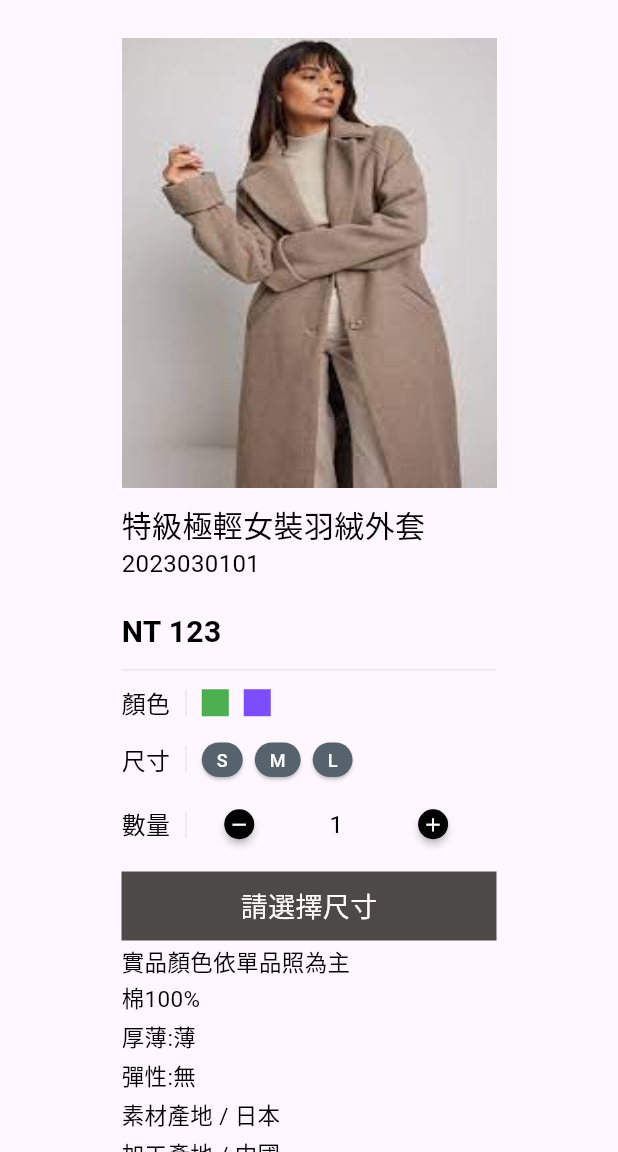
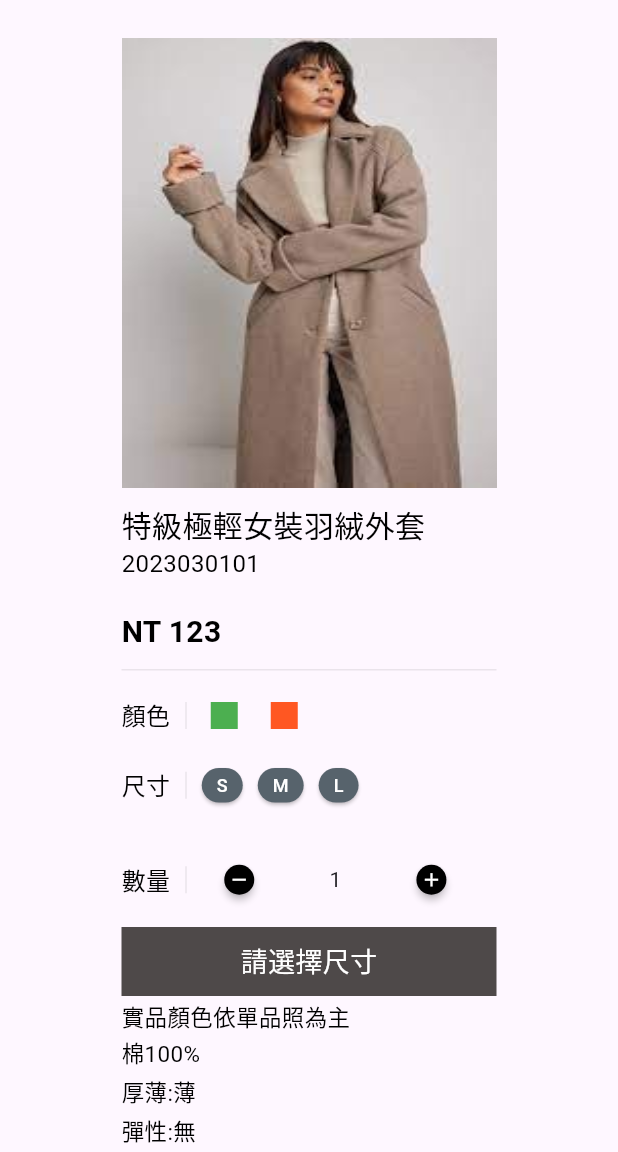
Before and after one commit to huang840801/appworks_school_flutter_program, a Flutter app: the screen it shows after launch, after a tap on "特級極輕女裝羽絨外套", on a phone screen of 412 x 824 dp, the part 84-1236 px from its top. Run offline on Flutter 3.47's test engine with Material 2 defaults, Android fonts, the phone set to English and light mode, and no system bars.

Commit message:
optimize ui

```diff
--- a/lib/detail_screen.dart
+++ b/lib/detail_screen.dart
@@ -57,10 +57,12 @@ class DetailScreen extends StatelessWidget {
                             const Text('顏色', style: TextStyle(color: Colors.black, fontSize: 16)),
                             const SizedBox(width: 10),
                             Container(color: const Color(0x19333333), height: 18, width: 1),
-                            const SizedBox(width: 10),
-                            Container(color: Colors.green, height: 18, width: 18),
-                            const SizedBox(width: 10),
-                            Container(color: Colors.deepPurpleAccent, height: 18, width: 18),
+                            const SizedBox(width: 5),
+                            SingleSelectColor(
+                              colorList: const [Colors.green, Colors.deepOrange],
+                              onSelect: (color) {
+                              },
+                            ),
                           ],
                         ),
                         const SizedBox(height: 15),
@@ -70,13 +72,14 @@ class DetailScreen extends StatelessWidget {
                             const SizedBox(width: 10),
                             Container(color: const Color(0x19333333), height: 18, width: 1),
                             const SizedBox(width: 10),
-                            const SizeButton(size: 'S'),
-                            const SizedBox(width: 8),
-                            const SizeButton(size: 'M'),
-                            const SizedBox(width: 8),
-                            const SizeButton(size: 'L'),
+                            SingleSelectSize(
+                              sizeList: const ['S', 'M', 'L'],
+                              onSelect: (selectedOption) {
+                              },
+                            ),
                           ],
                         ),
+                        const SizedBox(height: 20),
                         const SizedBox(height: 20),
                         Row(
                           children: [
@@ -84,41 +87,7 @@ class DetailScreen extends StatelessWidget {
                             const SizedBox(width: 10),
                             Container(color: const Color(0x19333333), height: 18, width: 1),
                             const SizedBox(width: 25),
-                            SizedBox(
-                              width: 20,
-                              height: 20,
-                              child: RawMaterialButton(
-                                onPressed: () {},
-                                elevation: 2.0,
-                                fillColor: Colors.black,
-                                padding: const EdgeInsets.all(0),
-                                shape: const CircleBorder(),
-                                child: const Icon(
-                                  color: Colors.white,
-                                  Icons.remove,
-                                  size: 15,
-                                ),
-                              ),
-                            ),
-                            const SizedBox(width: 50),
-                            const Text('1', style: TextStyle(color: Colors.black, fontSize: 16)),
-                            const SizedBox(width: 50),
-                            SizedBox(
-                              width: 20,
-                              height: 20,
-                              child: RawMaterialButton(
-                                onPressed: () {},
-                                elevation: 2.0,
-                                fillColor: Colors.black,
-                                padding: const EdgeInsets.all(0),
-                                shape: const CircleBorder(),
-                                child: const Icon(
-                                  color: Colors.white,
-                                  Icons.add,
-                                  size: 15,
-                                ),
-                              ),
-                            ),
+                            const ProductScreen(),
                           ],
                         ),
                         const SizedBox(
@@ -133,9 +102,9 @@ class DetailScreen extends StatelessWidget {
                             ),
                           ),
                         ),
-                        Column(
+                        const Column(
                           crossAxisAlignment: CrossAxisAlignment.start,
-                          children: const [
+                          children: [
                             SizedBox(height: 3),
                             Text('實品顏色依單品照為主', style: TextStyle(color: Colors.black, fontSize: 15)),
                             SizedBox(height: 3),
@@ -173,11 +142,9 @@ class DetailScreen extends StatelessWidget {
                             )
                           ],
                         ),
-                        const Text(
-                            'The Xunyang River sees off guests at night, and the maple leaves and grasses rustle in autumn.The master dismounts, and the guest is in the boat. He wants to drink without an orchestra.',
-                            style: TextStyle(color: Colors.black, fontSize: 12)),
-                        Column(
-                          children: const [
+                        const Text('The Xunyang River sees off guests at night, and the maple leaves and grasses rustle in autumn.The master dismounts, and the guest is in the boat. He wants to drink without an orchestra.', style: TextStyle(color: Colors.black, fontSize: 12)),
+                        const Column(
+                          children: [
                             SizedBox(height: 10),
                             Image(
                               fit: BoxFit.fill,
@@ -207,30 +174,219 @@ class DetailScreen extends StatelessWidget {
                 ),
               ),
             ),
-          )),
+          )
+      ),
     );
   }
 }
 
-class SizeButton extends StatelessWidget {
-  final String size;
+class SingleSelectColor extends StatefulWidget {
+  final List<MaterialColor> colorList;
+  final Function(MaterialColor) onSelect;
 
-  const SizeButton({
-    Key? key,
-    required this.size,
-  }) : super(key: key);
+  const SingleSelectColor({super.key, required this.colorList, required this.onSelect});
+
+  @override
+  SingleSelectColorState createState() => SingleSelectColorState();
+}
+
+class SingleSelectColorState extends State<SingleSelectColor> {
+  int _selectedIndex = -1;
+
+  void _handleOptionSelect(int index) {
+    setState(() {
+      _selectedIndex = index;
+      widget.onSelect(widget.colorList[index]);
+    });
+  }
 
   @override
   Widget build(BuildContext context) {
-    return ElevatedButton(
-      onPressed: () {},
-      style: ElevatedButton.styleFrom(
-        padding: const EdgeInsets.only(top: 3, bottom: 3, left: 10, right: 10),
-        minimumSize: Size.zero,
-        tapTargetSize: MaterialTapTargetSize.shrinkWrap,
-        backgroundColor: const Color.fromARGB(255, 87, 99, 108),
+    return Row(
+      mainAxisAlignment: MainAxisAlignment.spaceEvenly,
+      children: List<Widget>.generate(
+        widget.colorList.length,
+        (int index) {
+          return Row(
+            children: [
+              OutlinedButton(
+                  onPressed: () {
+                    _handleOptionSelect(index);
+                  },
+                  style: ButtonStyle(
+                    tapTargetSize: MaterialTapTargetSize.shrinkWrap,
+                    minimumSize: MaterialStateProperty.all(const Size(40, 40)),
+                    padding: MaterialStateProperty.all<EdgeInsets>(const EdgeInsets.all(0)),
+                    side: MaterialStateProperty.all(BorderSide(color: _selectedIndex == index ? Colors.black : Colors.transparent, width: 1.0, style: BorderStyle.solid)),
+                    shape: MaterialStateProperty.all(RoundedRectangleBorder(borderRadius: BorderRadius.circular(0))),
+                  ),
+                  child: Container(color: widget.colorList[index], height: 18, width: 18)),
+            ],
+          );
+        },
       ),
-      child: Text(size, style: const TextStyle(color: Colors.white, fontSize: 12)),
     );
   }
 }
+
+class SingleSelectSize extends StatefulWidget {
+  final List<String> sizeList;
+  final Function(String) onSelect;
+
+  const SingleSelectSize({super.key, required this.sizeList, required this.onSelect});
+
+  @override
+  SingleSelectSizeState createState() => SingleSelectSizeState();
+}
+
+class SingleSelectSizeState extends State<SingleSelectSize> {
+  int _selectedIndex = -1;
+
+  void _handleOptionSelect(int index) {
+    setState(() {
+      _selectedIndex = index;
+      widget.onSelect(widget.sizeList[index]);
+    });
+  }
+
+  @override
+  Widget build(BuildContext context) {
+    const grey = Color.fromARGB(255, 87, 99, 108);
+    const white = Colors.white;
+    return Row(
+      mainAxisAlignment: MainAxisAlignment.spaceEvenly,
+      children: List<Widget>.generate(
+        widget.sizeList.length,
+        (int index) {
+          return Row(
+            children: [
+              ElevatedButton(
+                onPressed: () {
+                  _handleOptionSelect(index);
+                },
+                style: ElevatedButton.styleFrom(
+                  padding: const EdgeInsets.only(top: 3, bottom: 3, left: 10, right: 10),
+                  minimumSize: Size.zero,
+                  tapTargetSize: MaterialTapTargetSize.shrinkWrap,
+                  backgroundColor: _selectedIndex == index ? white : grey,
+                ),
+                child: Text(widget.sizeList[index], style: TextStyle(color: _selectedIndex == index ? grey : white, fontSize: 12)),
+              ),
+              const SizedBox(width: 10),
+            ],
+          );
+        },
+      ),
+    );
+  }
+}
+
+class QuantityWidget extends StatefulWidget {
+  final int initialValue;
+  final Function(int) onChanged;
+
+  const QuantityWidget({super.key, required this.initialValue, required this.onChanged});
+
+  @override
+  QuantityWidgetState createState() => QuantityWidgetState();
+}
+
+class QuantityWidgetState extends State<QuantityWidget> {
+  late int _value;
+
+  @override
+  void initState() {
+    super.initState();
+    _value = widget.initialValue;
+  }
+
+  void _increment() {
+    setState(() {
+      _value++;
+      widget.onChanged(_value);
+    });
+  }
+
+  void _decrement() {
+    setState(() {
+      if (_value > 0) {
+        _value--;
+        widget.onChanged(_value);
+      }
+    });
+  }
+
+  @override
+  Widget build(BuildContext context) {
+    return Row(
+      children: [
+        SizedBox(
+          width: 20,
+          height: 20,
+          child: RawMaterialButton(
+            onPressed: _decrement,
+            elevation: 2.0,
+            fillColor: Colors.black,
+            padding: const EdgeInsets.all(0),
+            shape: const CircleBorder(),
+            child: const Icon(
+              color: Colors.white,
+              Icons.remove,
+              size: 15,
+            ),
+          ),
+        ),
+        const SizedBox(width: 50),
+        Text('$_value'),
+        const SizedBox(width: 50),
+        SizedBox(
+          width: 20,
+          height: 20,
+          child: RawMaterialButton(
+            onPressed: () {
+              _increment();
+            },
+            elevation: 2.0,
+            fillColor: Colors.black,
+            padding: const EdgeInsets.all(0),
+            shape: const CircleBorder(),
+            child: const Icon(
+              color: Colors.white,
+              Icons.add,
+              size: 15,
+            ),
+          ),
+        )
+      ],
+    );
+  }
+}
+
+class ProductScreen extends StatefulWidget {
+  const ProductScreen({super.key});
+
+  @override
+  ProductScreenState createState() => ProductScreenState();
+}
+
+class ProductScreenState extends State<ProductScreen> {
+  int _quantity = 1;
+
+  void _handleQuantityChange(int newValue) {
+    setState(() {
+      _quantity = newValue;
+    });
+  }
+
+  void _addToCart() {
+    print('Added $_quantity products to cart');
+  }
+
+  @override
+  Widget build(BuildContext context) {
+    return QuantityWidget(
+      initialValue: _quantity,
+      onChanged: _handleQuantityChange,
+    );
+  }
+}
```
